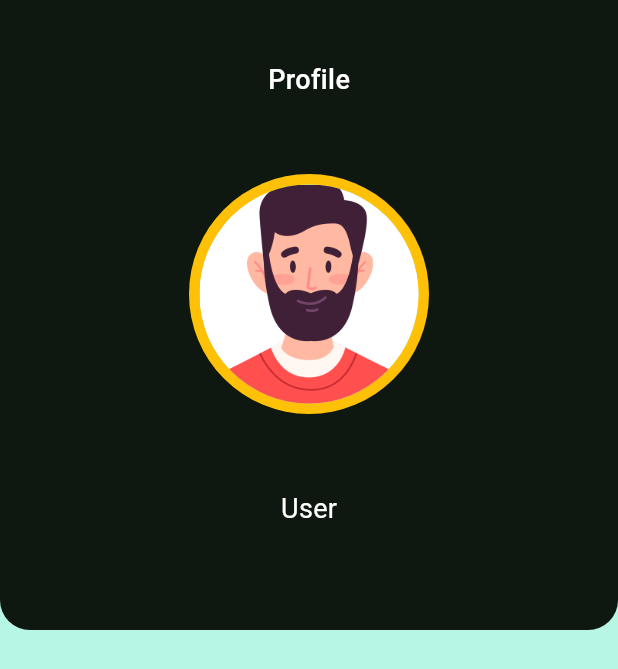
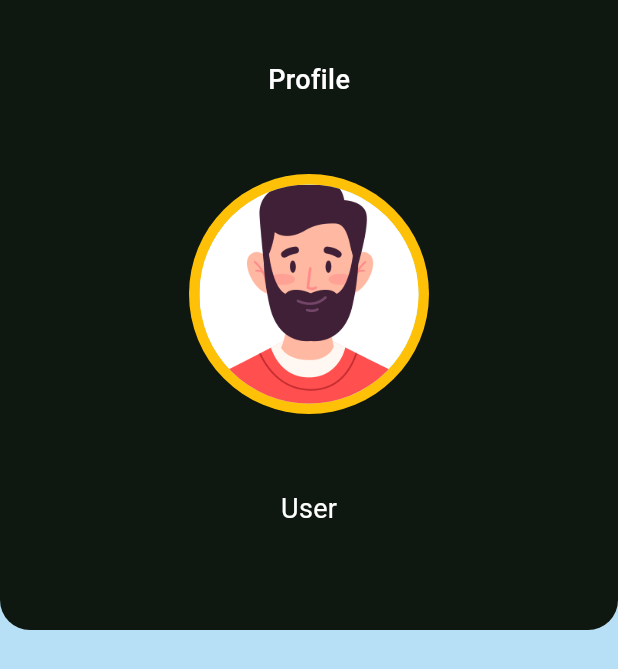
Before and after one commit to VyshnavCM/vy_money, a Flutter app: the Profile screen opened directly, on a phone screen of 412 x 824 dp. Shown: the top 669 px of the screen. Run offline on Flutter 3.47's test engine with Material 2 defaults, Android fonts, the phone set to English and light mode, and no system bars; our stand-ins replace flutter_slidable, hive, hive_flutter, month_picker_dialog, shared_preferences, syncfusion_flutter_charts; accounts and stored records are empty.

Commit message:
Color theme changed

```diff
--- a/lib/colors/colors.dart
+++ b/lib/colors/colors.dart
@@ -1,8 +1,8 @@
 import 'package:flutter/material.dart';
 
-Color primaryColor = const Color.fromARGB(255, 14, 135, 125);
+Color primaryColor = Color.fromARGB(255, 49, 178, 218);
 Color backgroundCardCOlor = const Color.fromARGB(255, 14, 23, 16);
 Color backgroundColor = const Color.fromARGB(255, 255, 255, 255);
 Color expenseColor =const Color.fromARGB(255, 234, 50, 36) ;
 Color incomeColor = const Color.fromARGB(255, 13, 161, 36);
-Color mainBackgroundColor =const Color.fromARGB(255, 183, 245, 229);
+Color mainBackgroundColor =Color.fromARGB(255, 183, 223, 245);
```
